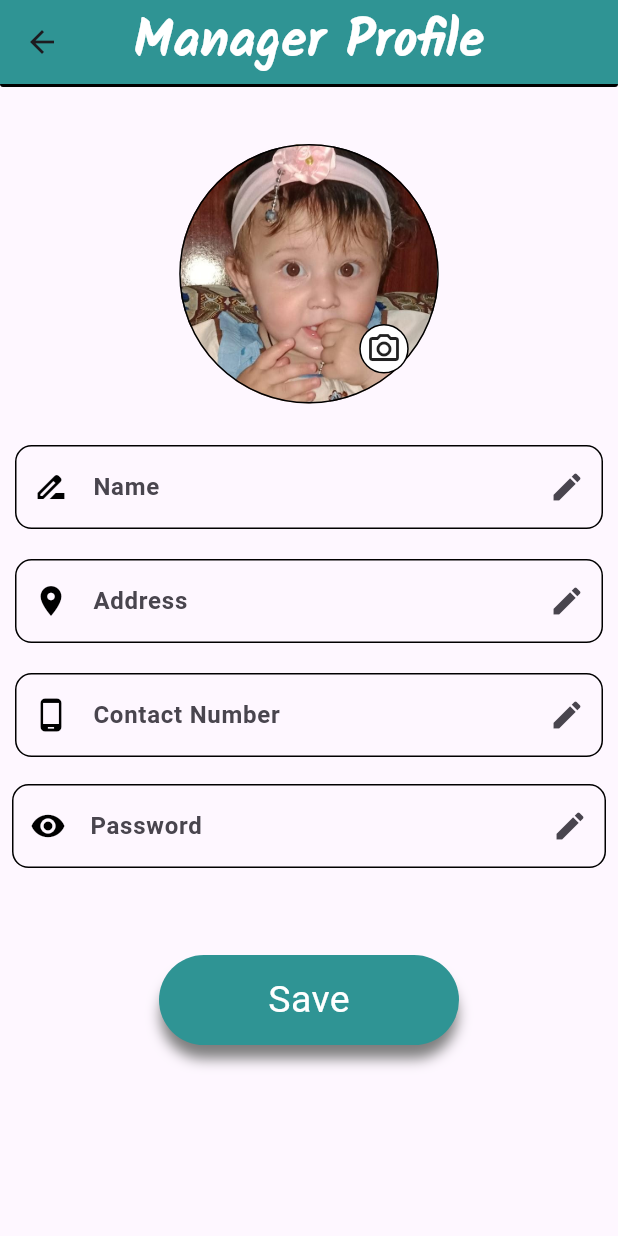
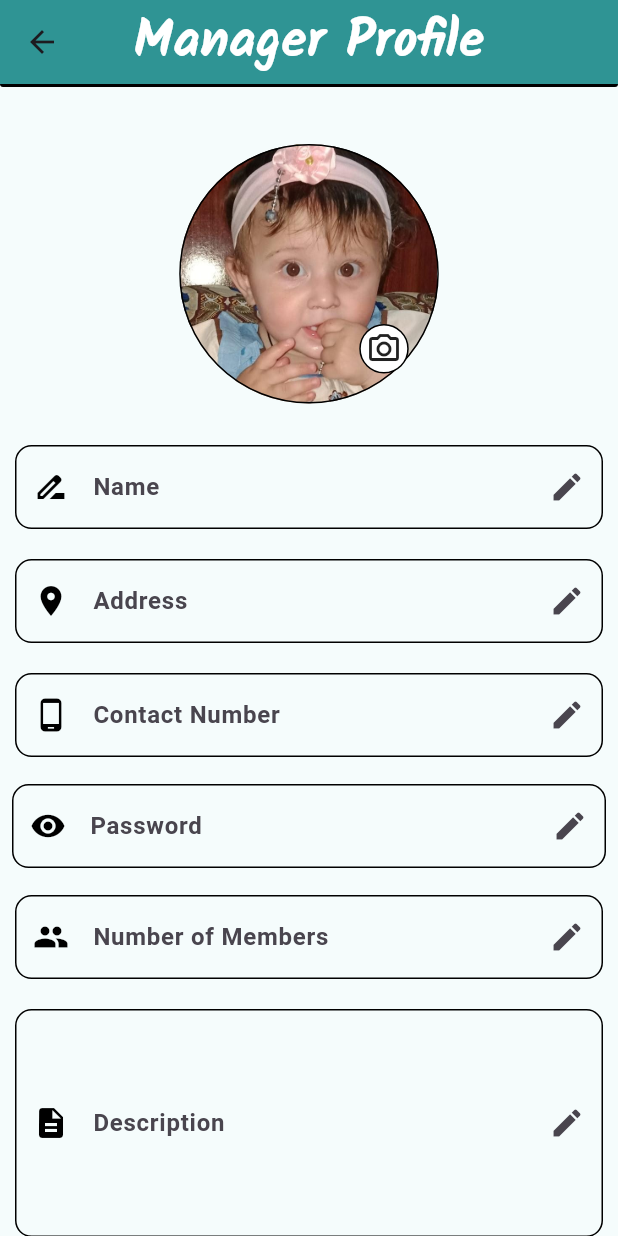
Before and after one commit to Inayatullah325/event_ease1, a Flutter app: the ManagerProfile screen opened directly, on a phone screen of 412 x 824 dp. Run offline on Flutter 3.47's test engine with Material 3 defaults, Android fonts, the phone set to English and light mode, and no system bars; our stand-ins replace awesome_bottom_bar, firebase_core, google_fonts; accounts and stored records are empty; Roboto replaces fonts that are missing (Bebas).

Commit message:
update
update

```diff
--- a/lib/UI/Screens/Dashboard.dart
+++ b/lib/UI/Screens/Dashboard.dart
@@ -53,7 +53,7 @@ class _DashBoardState extends State<DashBoard> {
 
     return Scaffold(
 
-      //backgroundColor: Color(0xFF000103),
+      backgroundColor: Color(0xFFF5FCFC),
 
       appBar: AppBar(
         title: Text('Event Ease ' ,style: GoogleFonts.kalam(
@@ -143,7 +143,7 @@ class _DashBoardState extends State<DashBoard> {
                     ),
                   );
                 },
-                         ),
+               ),
              ),
            ),
         ],
--- a/lib/UI/Screens/FavoriteScreen.dart
+++ b/lib/UI/Screens/FavoriteScreen.dart
@@ -17,6 +17,7 @@ class _FavoriteScreenState extends State<FavoriteScreen> {
   Widget build(BuildContext context) {
     final favoriteprovider = Provider.of<favprovider>(context, listen: false);
     return Scaffold(
+      backgroundColor: Color(0xFFF5FCFC),
 
       appBar: AppBar(
         title: Text(
--- a/lib/UI/Screens/Manager_profile.dart
+++ b/lib/UI/Screens/Manager_profile.dart
@@ -10,6 +10,7 @@ class ManagerProfile extends StatelessWidget {
   @override
   Widget build(BuildContext context) {
     return  Scaffold(
+      backgroundColor: Color(0xFFF5FCFC),
       appBar: AppBar(
 
         title: Text('Manager Profile',style: GoogleFonts.kalam(
@@ -209,12 +210,77 @@ class ManagerProfile extends StatelessWidget {
                             labelStyle: TextStyle(fontWeight: FontWeight.bold)),
                       ),
                     ),
-                    //
-
+                    //Team Member
+                    Padding(
+                      padding: const EdgeInsets.all(10),
+                      child: TextField(
+                        keyboardType: TextInputType.number,
+                        decoration: InputDecoration(
+                            enabledBorder: OutlineInputBorder(
+                              borderRadius: BorderRadius.circular(11),
+                              borderSide: BorderSide(
+                                width: 1,
+                                color: Colors.black,
+                              ),
+                            ),
+                            focusedBorder: OutlineInputBorder(
+                              borderRadius: BorderRadius.circular(11),
+                              borderSide:
+                              BorderSide(width: 2, color: Colors.black),
+                            ),
+                            border: OutlineInputBorder(
+                              borderRadius: BorderRadius.circular(11),
+                            ),
+                            suffixIcon: Icon(Icons.edit),
+                            prefixIcon: Icon(
+                              Icons.group,
+                              color: Colors.black,
+                            ),
+                            hintText: 'Enter the number of team members...',
+                            hintStyle: TextStyle(color: Colors.grey),
+                            labelText: 'Number of Members',
+                            labelStyle:
+                            TextStyle(fontWeight: FontWeight.bold)),
+                      ),
+                    ),
+                    //Description
+                    Padding(
+                      padding: const EdgeInsets.all(10),
+                      child: TextField(
+                        maxLines: 5,
+                        decoration: InputDecoration(
+                            enabledBorder: OutlineInputBorder(
+                              borderRadius: BorderRadius.circular(11),
+                              borderSide: BorderSide(
+                                width: 1,
+                                color: Colors.black,
+                              ),
+                            ),
+                            focusedBorder: OutlineInputBorder(
+                              borderRadius: BorderRadius.circular(11),
+                              borderSide: BorderSide(
+                                  width: 2, color: Colors.black),
+                            ),
+                            border: OutlineInputBorder(
+                              borderRadius: BorderRadius.circular(11),
+                            ),
+                            suffixIcon: Icon(Icons.edit),
+                            prefixIcon: Icon(
+                              Icons.description,
+                              color: Colors.black,
+                            ),
+                            hintText: 'Enter a brief description about your services...',
+                            hintStyle: TextStyle(color: Colors.grey),
+                            labelText: 'Description',
+                            labelStyle:
+                            TextStyle(fontWeight: FontWeight.bold)),
+                      ),
+                    ),
                   ],
                 ),
               ),
             ),
+            //Save Button
             Center(
               child: Padding(
                 padding: const EdgeInsets.symmetric(vertical: 50),
--- a/lib/UI/Screens/signuppage.dart
+++ b/lib/UI/Screens/signuppage.dart
@@ -1,3 +1,4 @@
+import 'package:event_ease/UI/Screens/login_screen.dart';
 import 'package:flutter/material.dart';
 
 class signup extends StatelessWidget {
@@ -163,6 +164,10 @@ class signup extends StatelessWidget {
             Center(
               child: Padding(
                 padding: const EdgeInsets.symmetric(vertical: 50),
+                child: InkWell(
+                  onTap: (){
+                    Navigator.push(context, MaterialPageRoute(builder: (_)=> loginpage()));
+                  },
                   child: Container(
                       width: 200,
                       height: 60,
@@ -187,6 +192,7 @@ class signup extends StatelessWidget {
                                 color: Colors.white),
                           ))),
                 ),
+              ),
 
             ),
 
--- a/lib/main.dart
+++ b/lib/main.dart
@@ -7,6 +7,7 @@ import 'package:event_ease/UI/Screens/splashscreen.dart';
 import 'package:flutter/material.dart';
 import 'package:provider/provider.dart';
 
+import 'UI/Screens/BookingScreen.dart';
 import 'UI/Screens/Manager_profile.dart';
 import 'UI/Screens/UserProfile.dart';
 import 'UI/Screens/login_screen.dart';
```
Also changed, not shown: lib/UI/Screens/BookingScreen.dart (+5 -3 lines), lib/UI/Screens/ManagerHistory.dart (added, +44 -0 lines), lib/UI/Screens/Manager_details.dart (+74 -60 lines), lib/UI/Screens/UserProfile.dart (+7 -1 lines), pubspec.yaml (+9 -0 lines), firebase.json (added), lib/firebase_options.dart (added), pubspec.lock, 8 other files. Lines whose indentation alone changed are shown as unchanged.
